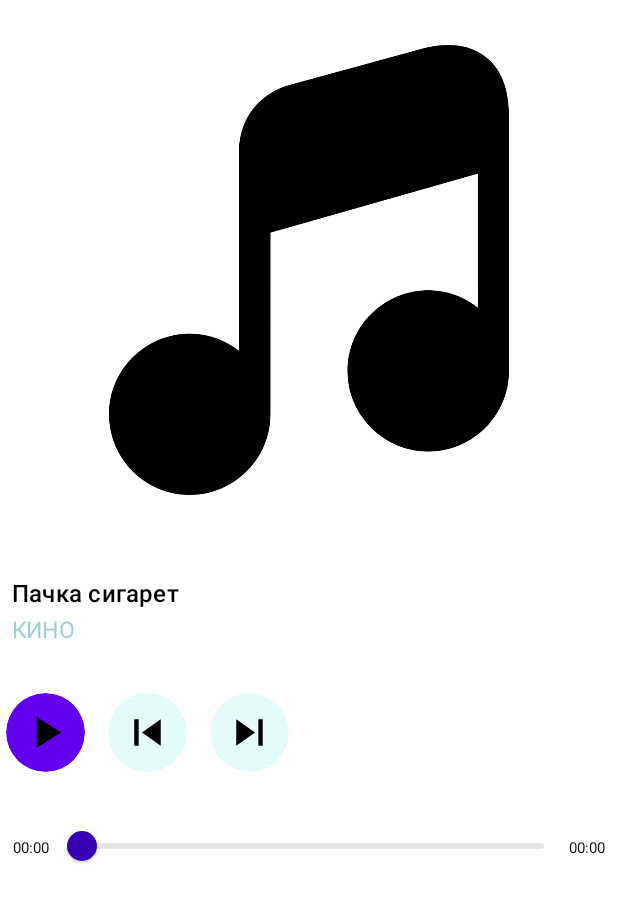
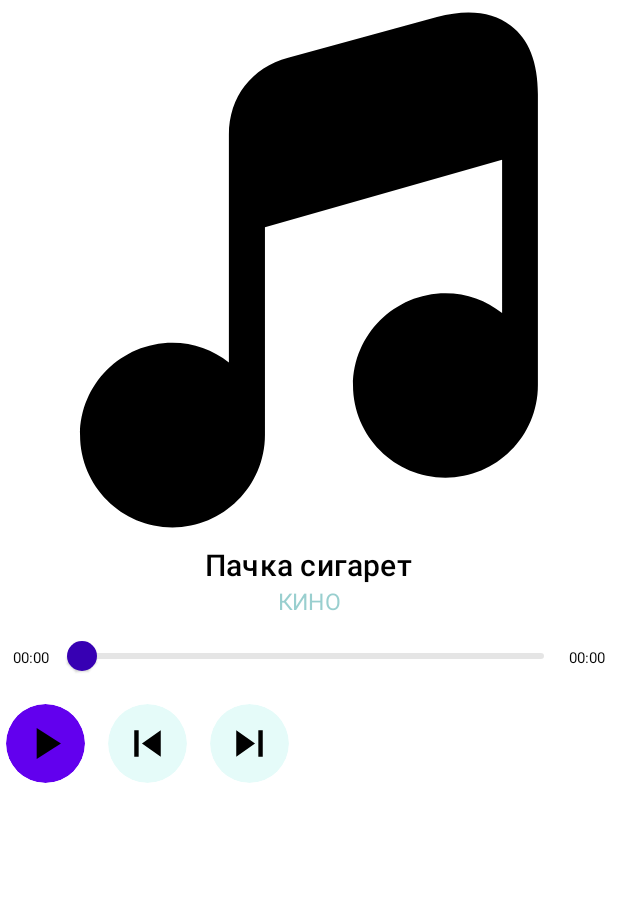
Before and after one commit to Spacus1k/AudioPlayer, an Android app built with Jetpack Compose: the @Preview function AudioDetailsPreview, on a phone screen of 412 x 824 dp. Shown: the top 902 px of the screen. Run offline under Robolectric (Android 15) with nearby library versions, the phone set to English and light mode, and no system bars; network calls fail.

```diff
--- a/app/build.gradle
+++ b/app/build.gradle
@@ -79,6 +79,5 @@ dependencies {
     implementation "androidx.navigation:navigation-compose:$composeNavigationVersion"
     implementation "com.google.accompanist:accompanist-navigation-animation:0.21.1-beta"
 
-    implementation 'com.github.bumptech.glide:glide:4.14.2'
-    annotationProcessor 'com.github.bumptech.glide:compiler:4.14.2'
+    implementation("io.coil-kt:coil-compose:2.0.0")
 }
--- /dev/null
+++ b/app/src/main/java/com/example/audioplayer/presentation/ui/components/DetailsAudioInfo.kt
@@ -0,0 +1,48 @@
+package com.example.audioplayer.presentation.ui.components
+
+import androidx.compose.foundation.layout.Arrangement
+import androidx.compose.foundation.layout.Column
+import androidx.compose.foundation.layout.fillMaxWidth
+import androidx.compose.material.MaterialTheme
+import androidx.compose.material.Text
+import androidx.compose.runtime.Composable
+import androidx.compose.ui.Alignment
+import androidx.compose.ui.Modifier
+import androidx.compose.ui.text.font.FontWeight
+import androidx.compose.ui.text.style.TextOverflow
+import androidx.compose.ui.unit.TextUnit
+import androidx.compose.ui.unit.sp
+import com.example.audioplayer.presentation.ui.model.AudioFile
+
+@Composable
+fun DetailsAudioInfo(
+    audioFile: AudioFile,
+    titleTextSize: TextUnit = 20.sp,
+    artistTextSize: TextUnit = 15.sp
+) {
+    Column(
+        modifier = Modifier.fillMaxWidth(),
+        verticalArrangement = Arrangement.Center,
+        horizontalAlignment = Alignment.CenterHorizontally
+    ) {
+
+        Text(
+            text = audioFile.title,
+            fontWeight = FontWeight.SemiBold,
+            fontSize = titleTextSize,
+            style = MaterialTheme.typography.h6,
+            maxLines = 1,
+            overflow = TextOverflow.Ellipsis
+        )
+
+        Text(
+            text = audioFile.artist,
+            fontWeight = FontWeight.Normal,
+            fontSize = artistTextSize,
+            color = MaterialTheme.colors.secondaryVariant.copy(alpha = 0.4f),
+            style = MaterialTheme.typography.subtitle1,
+            overflow = TextOverflow.Ellipsis,
+            maxLines = 1
+        )
+    }
+}
--- a/app/src/main/java/com/example/audioplayer/presentation/ui/components/controller/CoverImage.kt
+++ b/app/src/main/java/com/example/audioplayer/presentation/ui/components/controller/CoverImage.kt
@@ -2,15 +2,15 @@ package com.example.audioplayer.presentation.ui.components.controller
 
 import android.net.Uri
 import androidx.annotation.DrawableRes
-import androidx.compose.foundation.Image
 import androidx.compose.foundation.layout.fillMaxWidth
 import androidx.compose.foundation.layout.height
 import androidx.compose.runtime.Composable
 import androidx.compose.ui.Modifier
-import androidx.compose.ui.graphics.asImageBitmap
+import androidx.compose.ui.layout.ContentScale
+import androidx.compose.ui.res.painterResource
 import androidx.compose.ui.unit.dp
+import coil.compose.AsyncImage
 import com.example.audioplayer.R
-import com.example.audioplayer.presentation.utils.loadPicture
 
 const val MUSIC_COVER_DEFAULT = R.drawable.music_cover_default
 
@@ -22,12 +22,11 @@ fun CoverImage(
         .height(360.dp)
         .fillMaxWidth()
 ) {
-    val image = loadPicture(uri = uri,defaultCover  ).value
-    image?.let { img ->
-        Image(
-            bitmap = img.asImageBitmap(),
-            contentDescription = "Song cover",
-            modifier = modifier
-        )
-    }
+    AsyncImage(
+        model = uri,
+        contentDescription = null,
+        error = painterResource(id = defaultCover),
+        modifier = modifier,
+        contentScale = ContentScale.Crop
+    )
 }
--- a/app/src/main/java/com/example/audioplayer/presentation/ui/screens/AudioDetailsScreen.kt
+++ b/app/src/main/java/com/example/audioplayer/presentation/ui/screens/AudioDetailsScreen.kt
@@ -7,8 +7,8 @@ import androidx.compose.ui.Alignment
 import androidx.compose.ui.Modifier
 import androidx.compose.ui.tooling.preview.Preview
 import androidx.compose.ui.unit.dp
-import com.example.audioplayer.presentation.ui.components.AudioInfo
 import com.example.audioplayer.presentation.ui.components.AudioSliderWithTime
+import com.example.audioplayer.presentation.ui.components.DetailsAudioInfo
 import com.example.audioplayer.presentation.ui.components.controller.CoverImage
 import com.example.audioplayer.presentation.ui.components.controller.MediaPlayerController
 import com.example.audioplayer.presentation.ui.components.controller.MediaPlayerControllerAction
@@ -35,9 +35,13 @@ fun AudioDetailsScreen(
                 CoverImage(uri = playingAudioFile.coverUri)
             }
 
-            Spacer(modifier = Modifier.size(20.dp))
-            AudioInfo(audioFile = playingAudioFile)
-            Spacer(modifier = Modifier.size(20.dp))
+            Spacer(modifier = Modifier.size(5.dp))
+            DetailsAudioInfo(audioFile = playingAudioFile)
+
+            AudioSliderWithTime(
+                progress = progress,
+                duration = playingAudioFile.duration,
+                onProgressChange = { onPlayerAction(MediaPlayerControllerAction.OnProgressChange(it)) })
 
             MediaPlayerController(
                 isAudioPlaying = isAudioPlaying,
@@ -48,12 +52,6 @@ fun AudioDetailsScreen(
                 modifier = Modifier.size(15.dp),
                 progressInSec = progressInSec
             )
-            Spacer(modifier = Modifier.size(20.dp))
-
-            AudioSliderWithTime(
-                progress = progress,
-                duration = playingAudioFile.duration,
-                onProgressChange = { onPlayerAction(MediaPlayerControllerAction.OnProgressChange(it)) })
         }
     }
 }
--- a/app/src/main/java/com/example/audioplayer/presentation/utils/ImageUtils.kt
+++ /dev/null
@@ -1,50 +0,0 @@
-package com.example.audioplayer.presentation.utils
-
-import android.graphics.Bitmap
-import android.graphics.drawable.Drawable
-import android.net.Uri
-import androidx.annotation.DrawableRes
-import androidx.compose.runtime.Composable
-import androidx.compose.runtime.MutableState
-import androidx.compose.runtime.mutableStateOf
-import androidx.compose.runtime.remember
-import androidx.compose.ui.platform.LocalContext
-import com.bumptech.glide.Glide
-import com.bumptech.glide.request.target.CustomTarget
-import com.bumptech.glide.request.transition.Transition
-
-@Composable
-fun loadPicture(
-    uri: Uri,
-    @DrawableRes defaultImage: Int
-): MutableState<Bitmap?> {
-
-    val bitmapState: MutableState<Bitmap?> = remember {
-        mutableStateOf(null)
-    }
-
-    Glide.with(LocalContext.current).asBitmap()
-        .load(defaultImage)
-        .into(object : CustomTarget<Bitmap>() {
-
-            override fun onResourceReady(resource: Bitmap, transition: Transition<in Bitmap>?) {
-                bitmapState.value = resource
-            }
-
-            override fun onLoadCleared(placeholder: Drawable?) {}
-        })
-
-    Glide.with(LocalContext.current).asBitmap()
-        .load(uri)
-        .into(object : CustomTarget<Bitmap>() {
-
-            override fun onResourceReady(resource: Bitmap, transition: Transition<in Bitmap>?) {
-                bitmapState.value = null
-                bitmapState.value = resource
-            }
-
-            override fun onLoadCleared(placeholder: Drawable?) {}
-        })
-
-    return bitmapState
-}
```
